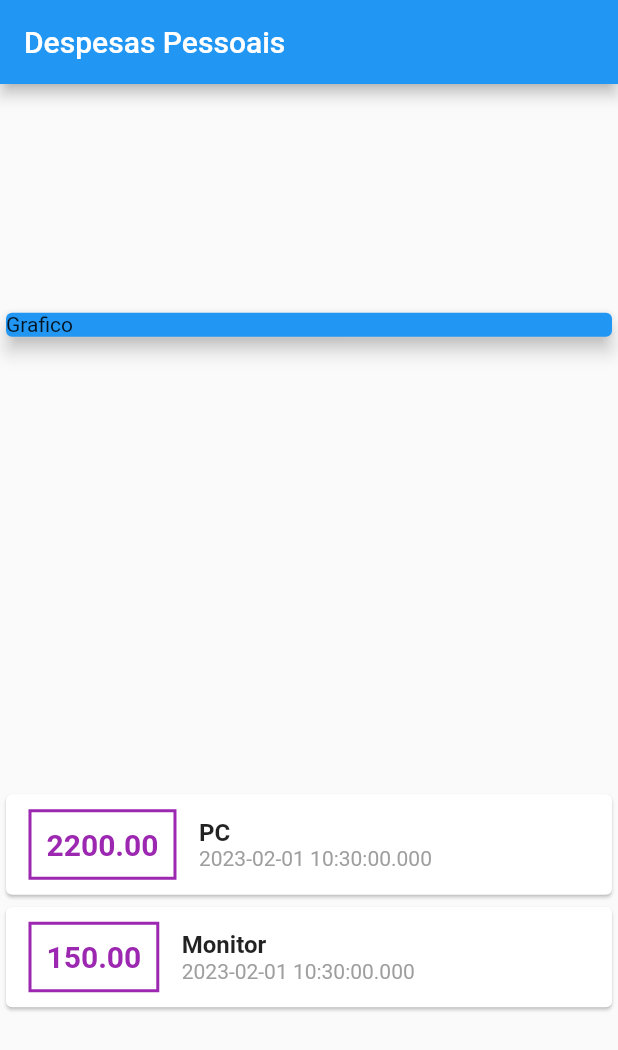
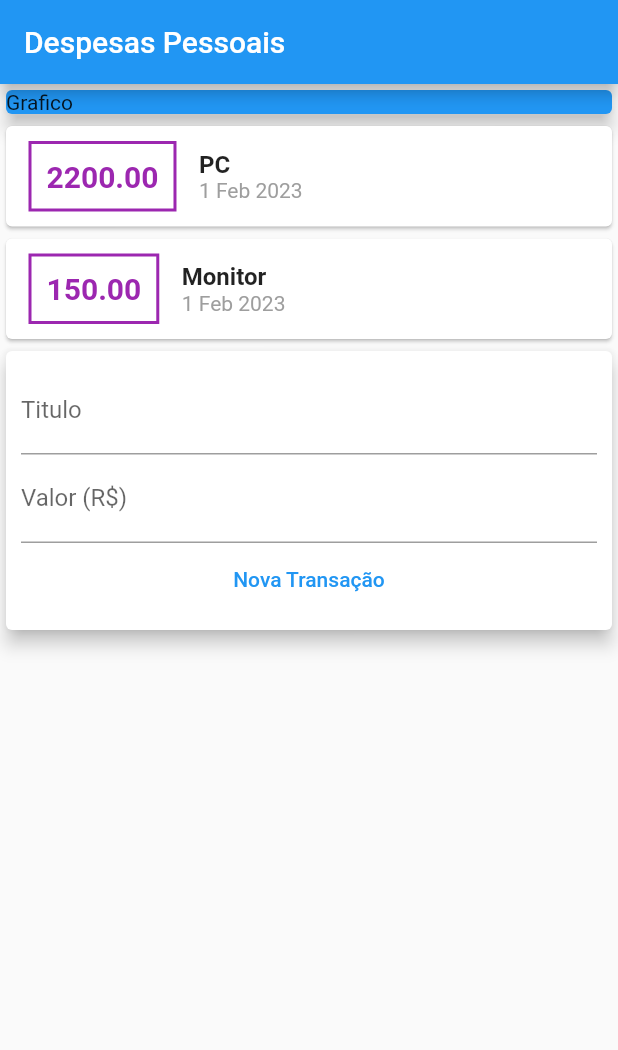
Before and after one commit to charlesdev771/flutter_specialization_cod3r, a Flutter app: the screen it shows after launch, on a phone screen of 412 x 824 dp. Shown: the top 1050 px of the screen. Run offline on Flutter 3.47's test engine with Material 2 defaults, Android fonts, the phone set to English and light mode, and no system bars.

Commit message:
components create

```diff
--- /dev/null
+++ b/expenses/lib/components/transaction_list.dart
@@ -0,0 +1,61 @@
+import 'package:flutter/material.dart';
+import '../models/transaction.dart';
+import 'package:intl/intl.dart';
+
+
+class TransactionList extends StatelessWidget {
+
+
+  final List<Transaction> transactions;
+
+  TransactionList(this.transactions);
+
+  @override
+  Widget build(BuildContext context) {
+    return          Column(
+              children: transactions.map((tr) {
+                return Card(
+                    child: Row(
+                  children: [
+                    Container(
+                      margin: EdgeInsets.symmetric(
+                        horizontal: 15,
+                        vertical: 10,
+                      ),
+                      decoration: BoxDecoration(
+                          border: Border.all(
+                        color: Colors.purple,
+                        width: 2,
+                      )),
+                      padding: EdgeInsets.all(10),
+                      child: Text(
+                        tr.value.toStringAsFixed(2),
+                        style: TextStyle(
+                          fontWeight: FontWeight.bold,
+                          fontSize: 20,
+                          color: Colors.purple,
+                        ),
+                      ),
+                    ),
+                    Column(
+                      crossAxisAlignment: CrossAxisAlignment.start,
+                      children: [
+                        Text(tr.title,
+                            style: TextStyle(
+                              fontSize: 16,
+                              fontWeight: FontWeight.bold,
+                            )),
+                        Text(
+                          DateFormat('d MMM y').format(tr.date),
+                          style: TextStyle(
+                            color: Colors.grey,
+                          ),
+                        ),
+                      ],
+                    )
+                  ],
+                ));
+              }).toList(),
+            );
+  }
+}
--- /dev/null
+++ b/expenses/lib/components/transaction_user.dart
@@ -0,0 +1,40 @@
+import 'package:flutter/material.dart';
+import 'transaction_list.dart';
+import 'transection_form.dart';
+import '../models/transaction.dart';
+
+class TransectionUser extends StatefulWidget {
+  const TransectionUser({super.key});
+
+  @override
+  State<TransectionUser> createState() => _TransectionUserState();
+}
+
+class _TransectionUserState extends State<TransectionUser> {
+
+    final _transactions = [
+    Transaction(
+      id: '1',
+      title: "PC",
+      value: 2200,
+      date: DateTime.now(),
+    ),
+    Transaction(
+      id: '2',
+      title: "Monitor",
+      value: 150,
+      date: DateTime.now(),
+    ),
+  ];
+
+
+  @override
+  Widget build(BuildContext context) {
+    return Column(
+      children: [
+        TransactionList(_transactions),
+        TransactionForm(),
+      ]
+    );
+  }
+}
--- /dev/null
+++ b/expenses/lib/components/transection_form.dart
@@ -0,0 +1,42 @@
+import 'package:flutter/material.dart';
+
+class TransactionForm extends StatelessWidget {
+  TransactionForm({super.key});
+
+  final title_controller = TextEditingController();
+  final value_Controller = TextEditingController();
+
+
+  @override
+  Widget build(BuildContext context) {
+    return             Card(
+              elevation: 5,
+              child: Padding(
+                padding: const EdgeInsets.all(10.0),
+                child: Column(
+                  children: [
+                  TextField(
+                    controller: title_controller,
+                    decoration: InputDecoration(
+                      labelText: 'Titulo' ,
+                    ),
+                  ),
+                  TextField(
+                    controller: value_Controller,
+                    decoration: InputDecoration(
+                      labelText: 'Valor (R\$)',
+                    ),
+                  ),
+                  TextButton(
+                    child: Text("Nova Transação"),
+                    onPressed: () {
+                      print(value_Controller.text);
+                      print(title_controller.text);
+                    },
+                  )
+                ],
+                ),
+              )
+    );
+  }
+}
--- a/expenses/lib/main.dart
+++ b/expenses/lib/main.dart
@@ -1,29 +1,25 @@
 import 'package:expenses/models/transaction.dart';
 import 'package:flutter/material.dart';
+import 'package:intl/intl.dart';
+import './components/transaction_list.dart';
+import './components//transection_form.dart';
+import './components/transaction_user.dart';
+
 
 main() => runApp(ExpensesApp());
 
 class ExpensesApp extends StatelessWidget {
-
   @override
   Widget build(BuildContext context) {
-    return MaterialApp(
-      home: MyHomePage()
-    );
+    return MaterialApp(home: MyHomePage());
   }
 }
-
-
 
 class MyHomePage extends StatelessWidget {
   MyHomePage({super.key});
 
 
 
-  final _transactions = [
-    Transaction(id: '1', title: "PC", value: 2200, date: DateTime.now(), ),
-    Transaction(id: '2', title: "Monitor", value: 150, date: DateTime.now(), ),
-  ];
 
   @override
   Widget build(BuildContext context) {
@@ -33,7 +29,6 @@ class MyHomePage extends StatelessWidget {
         ),
         body: Column(
           crossAxisAlignment: CrossAxisAlignment.stretch,
-        mainAxisAlignment: MainAxisAlignment.spaceAround,
           children: [
             Container(
               child: Card(
@@ -42,52 +37,11 @@ class MyHomePage extends StatelessWidget {
                 elevation: 5,
               ),
             ),
-          Column(
-            children: _transactions.map((tr) {
-              return Card(
-                child: Row(
-                  children: [
-                    Container(
-                      margin: EdgeInsets.symmetric(
-                        horizontal: 15,
-                        vertical: 10,
-                      ),
-                      decoration: BoxDecoration(
-                        border: Border.all(
-                          color: Colors.purple,
-                          width: 2,
-                        )
-                      ),
 
-                      padding: EdgeInsets.all(10),
-                      child: Text(
-                        tr.value.toStringAsFixed(2),
-                        style: TextStyle(
-                          fontWeight: FontWeight.bold,
-                          fontSize: 20,
-                          color: Colors.purple,
-                        ),
-                      ),
-                    ),
-                    Column(
-                      crossAxisAlignment: CrossAxisAlignment.start,
-                      children: [
-                        Text(tr.title, style: TextStyle(
-                          fontSize: 16,
-                          fontWeight: FontWeight.bold,
-                        )),
-                        Text(tr.date.toString(), style: TextStyle(
-                          color: Colors.grey,
-                        ),),
+            TransectionUser(),
+
+
           ],
-                    )
-                  ],
-                )
-              );
-            }).toList(),
-          )
-        ],
-      )
-    );
+        ));
   }
 }
--- a/expenses/pubspec.yaml
+++ b/expenses/pubspec.yaml
@@ -31,6 +31,7 @@ environment:
 dependencies:
   flutter:
     sdk: flutter
+  intl: ^0.18.0
 
 
   # The following adds the Cupertino Icons font to your application.
```
Also changed, not shown: expenses/pubspec.lock. Lines whose indentation alone changed are shown as unchanged.
